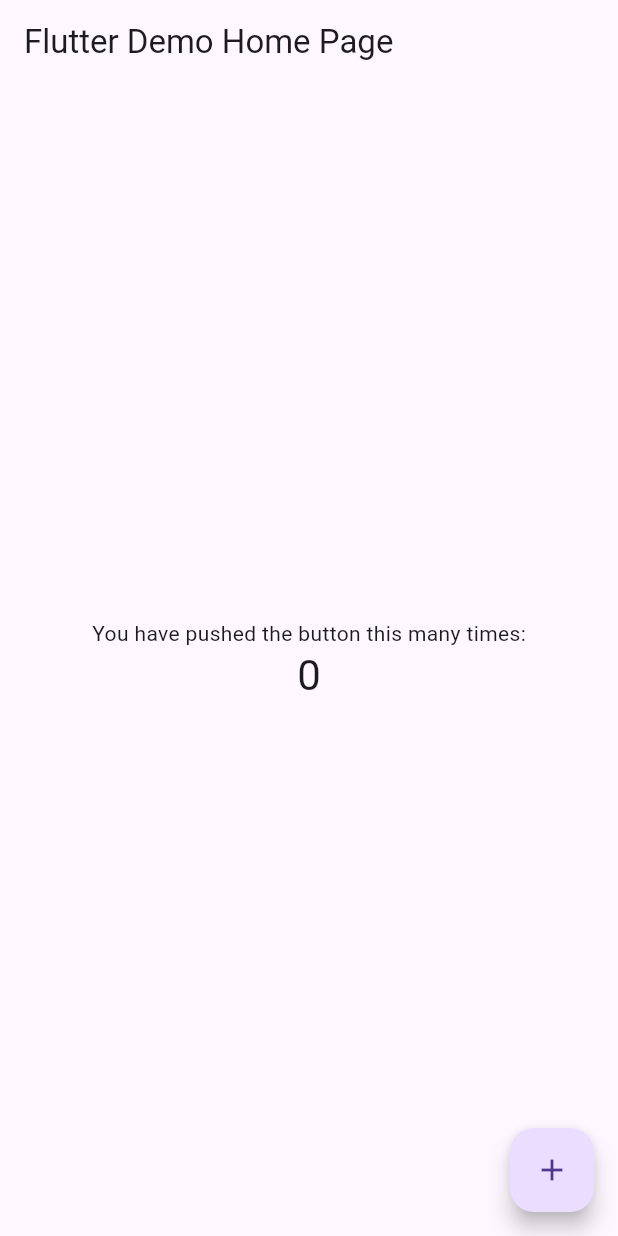
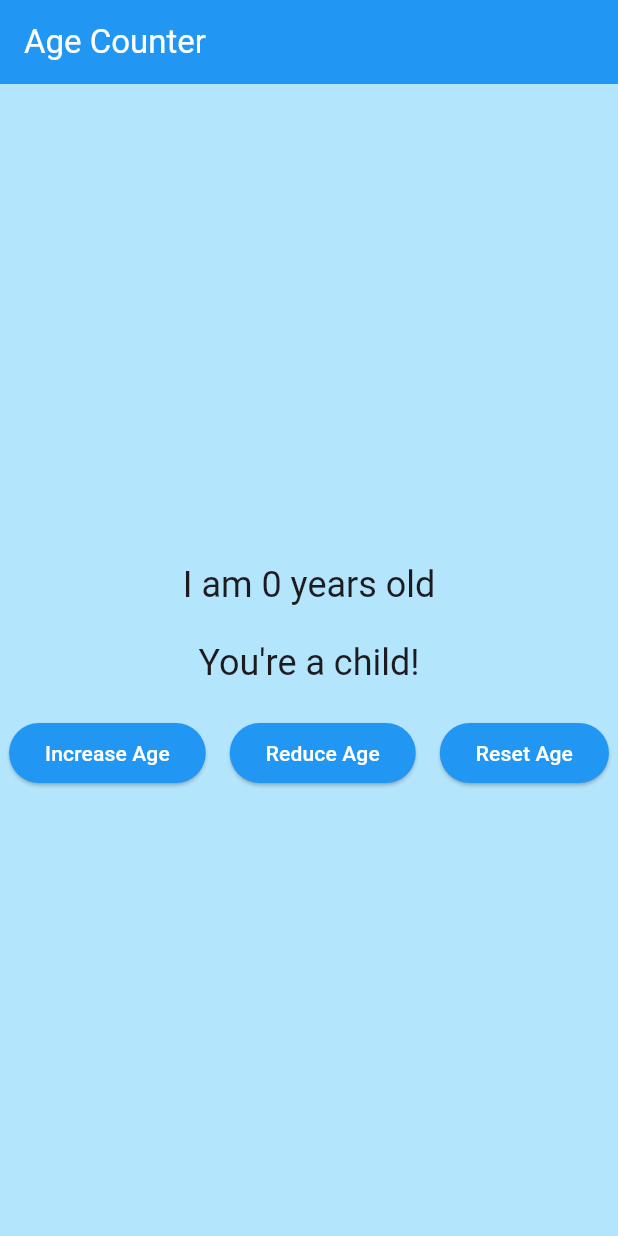
Before and after one commit to minnocent12/age_counter, a Flutter app: the screen it shows after launch, on a phone screen of 412 x 824 dp. Run offline on Flutter 3.47's test engine with Material 3 defaults, Android fonts, the phone set to English and light mode, and no system bars; missing offline and left inert: window_size.

Commit message:
All features added succesful

```diff
--- a/lib/main.dart
+++ b/lib/main.dart
@@ -7,16 +7,7 @@ import 'package:window_size/window_size.dart';
 void main() {
   setupWindow();
   runApp(
-    // Provide the model to all widgets within the app. We're using
-    // ChangeNotifierProvider because that's a simple way to rebuild
-    // widgets when a model changes. We could also just use
-    // Provider, but then we would have to listen to Counter ourselves.
-    //
-    // Read Provider's docs to learn about all the available providers.
     ChangeNotifierProvider(
-      // Initialize the model in the builder. That way, Provider
-      // can own Counter's lifecycle, making sure to call `dispose`
-      // when not needed anymore.
       create: (context) => Counter(),
       child: const MyApp(),
     ),
@@ -42,16 +33,52 @@ void setupWindow() {
   }
 }
 
-/// Simplest possible model, with just one field.
-///
-/// [ChangeNotifier] is a class in `flutter:foundation`. [Counter] does
-/// _not_ depend on Provider.
 class Counter with ChangeNotifier {
   int value = 0;
 
   void increment() {
     value += 1;
     notifyListeners();
+  }
+
+  void decrement() {
+    if (value > 0) {
+      value -= 1; // Prevent negative ages
+      notifyListeners();
+    }
+  }
+
+  void reset() {
+    value = 0;
+    notifyListeners();
+  }
+
+  String get milestoneMessage {
+    if (value <= 12) {
+      return "You're a child!";
+    } else if (value <= 19) {
+      return "Teenager time!";
+    } else if (value <= 30) {
+      return "You're a young adult!";
+    } else if (value <= 50) {
+      return "You're an adult now!";
+    } else {
+      return "Golden years!";
+    }
+  }
+
+  Color get backgroundColor {
+    if (value <= 12) {
+      return Colors.lightBlue[100]!;
+    } else if (value <= 19) {
+      return Colors.lightGreen[100]!;
+    } else if (value <= 30) {
+      return Colors.yellow[100]!;
+    } else if (value <= 50) {
+      return Colors.orange[100]!;
+    } else {
+      return Colors.grey[300]!;
+    }
   }
 }
 
@@ -61,7 +88,7 @@ class MyApp extends StatelessWidget {
   @override
   Widget build(BuildContext context) {
     return MaterialApp(
-      title: 'Flutter Demo',
+      title: 'Age Counter',
       theme: ThemeData(
         primarySwatch: Colors.blue,
         useMaterial3: true,
@@ -78,48 +105,73 @@ class MyHomePage extends StatelessWidget {
   Widget build(BuildContext context) {
     return Scaffold(
       appBar: AppBar(
-        title: const Text('Flutter Demo Home Page'),
+        title: const Text(
+          'Age Counter',
+          style: TextStyle(color: Colors.white),
         ),
-      body: Center(
+        backgroundColor: Colors.blue,
+      ),
+      body: Container(
+        color: context.watch<Counter>().backgroundColor,
+        child: Center(
           child: Column(
             mainAxisAlignment: MainAxisAlignment.center,
             children: [
-            const Text('You have pushed the button this many times:'),
-            // Consumer looks for an ancestor Provider widget
-            // and retrieves its model (Counter, in this case).
-            // Then it uses that model to build widgets, and will trigger
-            // rebuilds if the model is updated.
+              const SizedBox(height: 20),
               Consumer<Counter>(
                 builder: (context, counter, child) => Text(
-                '${counter.value}',
-                style: Theme.of(context).textTheme.headlineMedium,
+                  "I am ${counter.value} years old",
+                  style: Theme.of(context).textTheme.headlineSmall,
                 ),
+              ),
+              const SizedBox(height: 20),
+              Consumer<Counter>(
+                builder: (context, counter, child) => Text(
+                  counter.milestoneMessage,
+                  style: Theme.of(context).textTheme.headlineSmall,
+                ),
+              ),
+              const SizedBox(height: 20),
+              Row(
+                mainAxisAlignment: MainAxisAlignment.center,
+                children: [
+                  ElevatedButton(
+                    style: ElevatedButton.styleFrom(
+                      backgroundColor: Colors.blue,
+                      foregroundColor: Colors.white,
+                    ),
+                    onPressed: () {
+                      context.read<Counter>().increment();
+                    },
+                    child: const Text('Increase Age'),
+                  ),
+                  const SizedBox(width: 16),
+                  ElevatedButton(
+                    style: ElevatedButton.styleFrom(
+                      backgroundColor: Colors.blue,
+                      foregroundColor: Colors.white,
+                    ),
+                    onPressed: () {
+                      context.read<Counter>().decrement();
+                    },
+                    child: const Text('Reduce Age'),
+                  ),
+                  const SizedBox(width: 16),
+                  ElevatedButton(
+                    style: ElevatedButton.styleFrom(
+                      backgroundColor: Colors.blue,
+                      foregroundColor: Colors.white,
+                    ),
+                    onPressed: () {
+                      context.read<Counter>().reset();
+                    },
+                    child: const Text('Reset Age'),
+                  ),
+                ],
               ),
             ],
           ),
         ),
-      floatingActionButton: FloatingActionButton(
-        onPressed: () {
-          // You can access your providers anywhere you have access
-          // to the context. One way is to use Provider.of<Counter>(context).
-          // The provider package also defines extension methods on the context
-          // itself. You can call context.watch<Counter>() in a build method
-          // of any widget to access the current state of Counter, and to ask
-          // Flutter to rebuild your widget anytime Counter changes.
-          //
-          // You can't use context.watch() outside build methods, because that
-          // often leads to subtle bugs. Instead, you should use
-          // context.read<Counter>(), which gets the current state
-          // but doesn't ask Flutter for future rebuilds.
-          //
-          // Since we're in a callback that will be called whenever the user
-          // taps the FloatingActionButton, we are not in the build method here.
-          // We should use context.read().
-          var counter = context.read<Counter>();
-          counter.increment();
-        },
-        tooltip: 'Increment',
-        child: const Icon(Icons.add),
       ),
     );
   }
```
Lines whose indentation alone changed are shown as unchanged.
